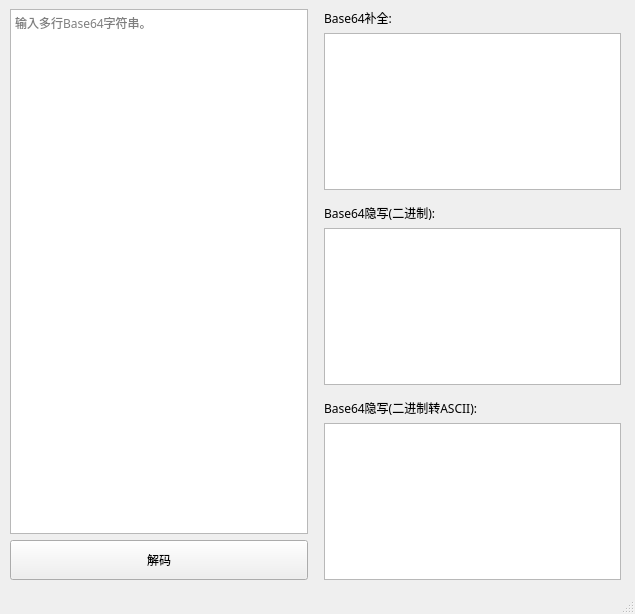
Above: src/GUI/ui.ui from UP0916/Base-Tools before the change. Below: the same form after it.
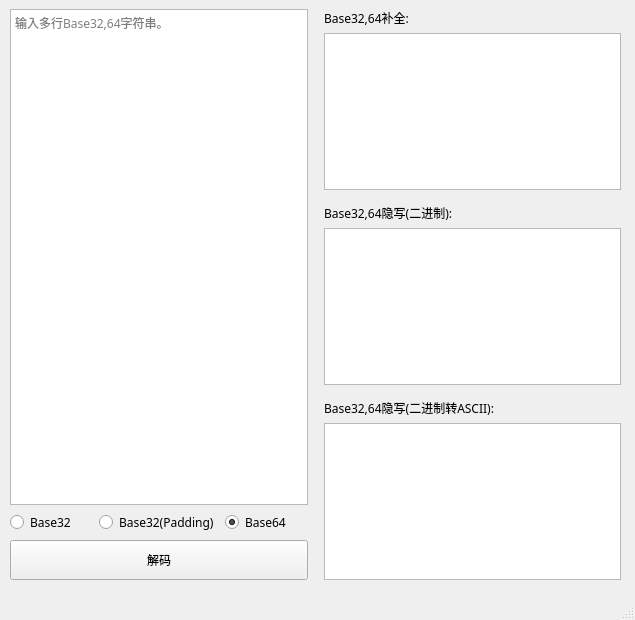
That is the form after the change. Custom widgets are drawn as their Qt base class.

Commit message: 添加base32,base32_padding隐写

```diff
--- a/src/GUI/ui.ui
+++ b/src/GUI/ui.ui
@@ -7,7 +7,7 @@
     <x>0</x>
     <y>0</y>
     <width>635</width>
-    <height>614</height>
+    <height>620</height>
    </rect>
   </property>
   <property name="font">
@@ -19,7 +19,7 @@
    <enum>Qt::DefaultContextMenu</enum>
   </property>
   <property name="windowTitle">
-   <string>Base64工具   作者:Byxs20</string>
+   <string>Base32,64工具   作者:Byxs20</string>
   </property>
   <widget class="QWidget" name="centralwidget">
    <widget class="QWidget" name="layoutWidget">
@@ -46,9 +46,39 @@
               </font>
              </property>
              <property name="placeholderText">
-              <string>输入多行Base64字符串。</string>
+              <string>输入多行Base32,64字符串。</string>
              </property>
             </widget>
+           </item>
+           <item>
+            <layout class="QVBoxLayout" name="verticalLayout_7">
+             <item>
+              <layout class="QHBoxLayout" name="horizontalLayout_3">
+               <item>
+                <widget class="QRadioButton" name="radioButton">
+                 <property name="text">
+                  <string>Base32</string>
+                 </property>
+                </widget>
+               </item>
+               <item>
+                <widget class="QRadioButton" name="radioButton_3">
+                 <property name="text">
+                  <string>Base32(Padding)</string>
+                 </property>
+                </widget>
+               </item>
+               <item>
+                <widget class="QRadioButton" name="radioButton_2">
+                 <property name="text">
+                  <string>Base64</string>
+                 </property>
+                 <property name="checked">
+                  <bool>true</bool>
+                 </property>
+                </widget>
+               </item>
+              </layout>
            </item>
            <item>
             <widget class="QPushButton" name="pushButton">
@@ -75,6 +105,8 @@
        </item>
       </layout>
      </item>
+      </layout>
+     </item>
      <item>
       <spacer name="horizontalSpacer">
        <property name="orientation">
@@ -98,7 +130,7 @@
          <item>
           <widget class="QLabel" name="label_7">
            <property name="text">
-            <string>Base64补全:</string>
+            <string>Base32,64补全:</string>
            </property>
           </widget>
          </item>
@@ -132,7 +164,7 @@
          <item>
           <widget class="QLabel" name="label_8">
            <property name="text">
-            <string>Base64隐写(二进制):</string>
+            <string>Base32,64隐写(二进制):</string>
            </property>
           </widget>
          </item>
@@ -162,7 +194,7 @@
          <item>
           <widget class="QLabel" name="label_9">
            <property name="text">
-            <string>Base64隐写(二进制转ASCII):</string>
+            <string>Base32,64隐写(二进制转ASCII):</string>
            </property>
           </widget>
          </item>
```
Lines whose indentation alone changed are shown as unchanged. The commit also changes 2 other files.
